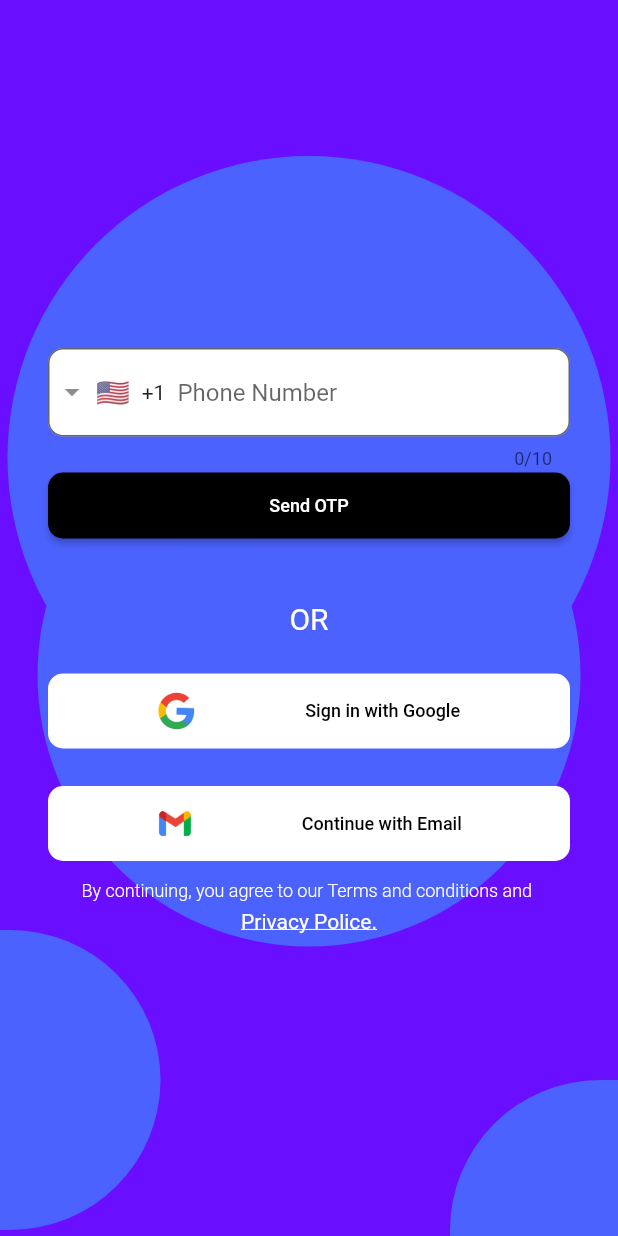
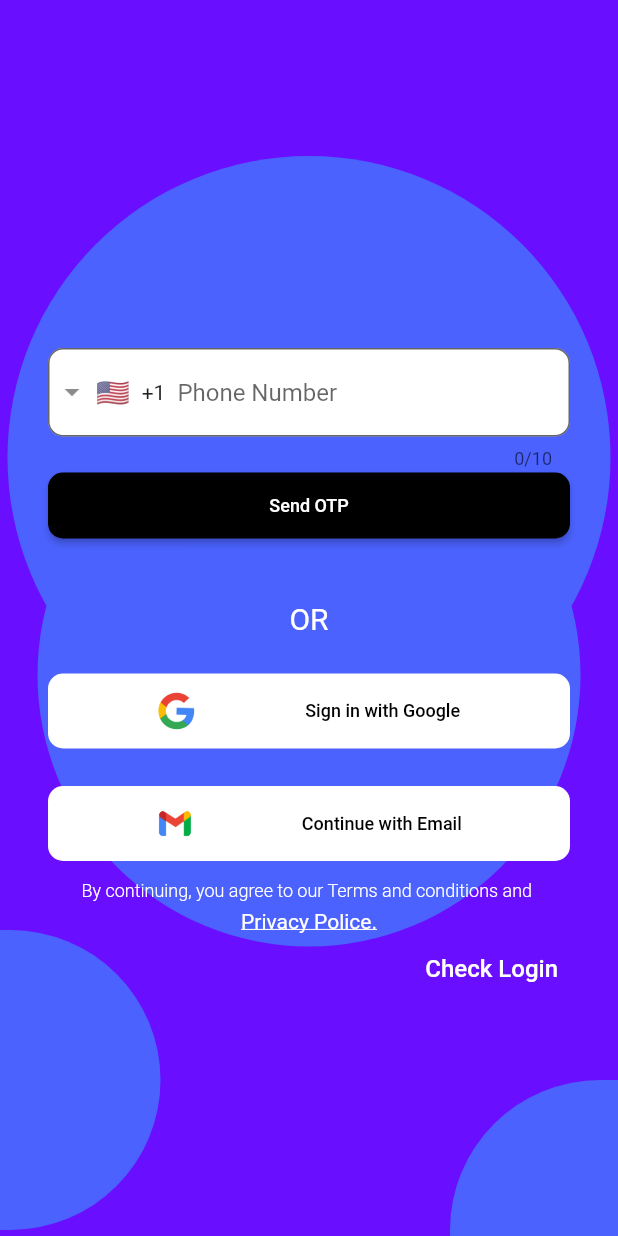
Before and after one commit to himanshurao96/SafaiMitra, a Flutter app: the screen it shows after launch, on a phone screen of 412 x 824 dp. Run offline on Flutter 3.47's test engine with Material 2 defaults, Android fonts, the phone set to English and light mode, and no system bars; drawn by our look-alikes of intl_phone_field; our stand-ins replace animated_toggle_switch, carousel_slider, dio, flutter_image_slideshow, flutter_speed_dial, font_awesome_flutter and 4 more; missing offline and left inert: dart:js_interop; generated files the repository leaves out were written again.

Commit message:
login api call

```diff
--- /dev/null
+++ b/lib/LoginApi/api_service.dart
@@ -0,0 +1,28 @@
+import 'package:dio/dio.dart';
+import 'package:retrofit/retrofit.dart';
+import 'package:json_annotation/json_annotation.dart';
+
+part 'api_service.g.dart';
+
+@RestApi(baseUrl: "http://apitest.safaimitra.click")
+abstract class ApiService {
+  factory ApiService(Dio dio, {String baseUrl}) = _ApiService;
+
+  @POST("/auth/login")
+  @FormUrlEncoded()
+  Future<LoginResponse> login(@Field("UserId") String userId, @Field("Password") String password);
+}
+
+@JsonSerializable()
+class LoginResponse {
+  @JsonKey(name: 'message')
+  String token;
+  @JsonKey(name: 'accessToken')
+  String userId;
+  // do more as per api response
+
+  LoginResponse({required this.token, required this.userId});
+
+  factory LoginResponse.fromJson(Map<String, dynamic> json) => _$LoginResponseFromJson(json);
+  Map<String, dynamic> toJson() => _$LoginResponseToJson(this);
+}
--- /dev/null
+++ b/lib/LoginApi/data.dart
@@ -0,0 +1,27 @@
+import 'dart:js_interop';
+
+import 'package:json_annotation/json_annotation.dart';
+part 'data.g.dart';
+
+@JsonSerializable()
+class LoginResponse{
+  late String message;
+  late String accessToken;
+  late  String user;
+  late String menu;
+  late String projects;
+
+  LoginResponse({required this.message, required this.accessToken, required this.user,required this.menu, required this.projects});
+
+  factory LoginResponse.fromJson(Map<String, dynamic> json) => _$ResponseFromJson(json);
+  Map<String, dynamic> toJson() => _$ResponseToJson(this);
+}
+
+@JsonSerializable()
+class ResponseData{
+  late  List<dynamic>user;
+  ResponseData({required this.user});
+  factory ResponseData.fromJson(Map<String, dynamic> json) => _$ResponseDataFromJson(json);
+  Map<String, dynamic> toJson() => _$ResponseDataToJson(this);
+
+}
--- a/lib/login.dart
+++ b/lib/login.dart
@@ -1,5 +1,9 @@
+import 'dart:math';
+
+import 'package:dio/dio.dart';
 import 'package:flutter/material.dart';
 import 'package:intl_phone_field/intl_phone_field.dart';
+import 'package:safaimitra/LoginApi/api_service.dart';
 import 'package:safaimitra/Utils.dart';
 import 'package:safaimitra/otp.dart';
 import 'package:http/http.dart' as http;
@@ -7,11 +11,17 @@ import 'package:http/http.dart' as http;
 class LoginPage extends StatefulWidget {
   const LoginPage({super.key});
 
+
   @override
   State<LoginPage> createState() => _LoginPageState();
+
+
 }
 
 class _LoginPageState extends State<LoginPage> {
+
+  bool pressed = false;
+
   @override
   Widget build(BuildContext context) {
     return Scaffold(
@@ -119,10 +129,10 @@ class _LoginPageState extends State<LoginPage> {
                         builder: (context) => const OtpVerification()));
               },
             ),
-            SizedBox(
+          const  SizedBox(
               height: 40.0,
             ),
-            Align(
+          const  Align(
               alignment: Alignment.center,
               child: Text(
                 "OR",
@@ -134,6 +144,7 @@ class _LoginPageState extends State<LoginPage> {
             ),
             InkWell(
               child: Container(
+
                 width: 130,
                 height: 50,
                 margin: EdgeInsets.only(top: 25),
@@ -147,7 +158,7 @@ class _LoginPageState extends State<LoginPage> {
                       Container(
                         height: 25.0,
                         width: 25.0,
-                        decoration: BoxDecoration(
+                        decoration: const BoxDecoration(
                           image: DecorationImage(
                               image: AssetImage(
                                 'assets/google.png',
@@ -156,7 +167,7 @@ class _LoginPageState extends State<LoginPage> {
                           shape: BoxShape.circle,
                         ),
                       ),
-                      Text(
+                   const   Text(
                         'Sign in with Google',
                         style: TextStyle(
                             fontSize: 12.0,
@@ -170,6 +181,7 @@ class _LoginPageState extends State<LoginPage> {
             ),
             InkWell(
               child: Container(
+
                 width: 130,
                 height: 50,
                 margin: EdgeInsets.only(top: 25),
@@ -180,17 +192,18 @@ class _LoginPageState extends State<LoginPage> {
                   child: Row(
                     mainAxisAlignment: MainAxisAlignment.spaceEvenly,
                     children: <Widget>[
+
                       Container(
                         height: 25.0,
                         width: 25.0,
-                        decoration: BoxDecoration(
+                        decoration:const BoxDecoration(
                           image: DecorationImage(
                               image: AssetImage('assets/gmail.png'),
                               fit: BoxFit.cover),
                           shape: BoxShape.circle,
                         ),
                       ),
-                      Text(
+                      const Text(
                         'Continue with Email',
                         style: TextStyle(
                             fontSize: 12.0,
@@ -202,10 +215,10 @@ class _LoginPageState extends State<LoginPage> {
                 ),
               ),
             ),
-            SizedBox(
+            const SizedBox(
               height: 13.0,
             ),
-            Align(
+           const Align(
               alignment: Alignment.center,
               child: Text(
                 "By continuing, you agree to our Terms and conditions and ",
@@ -215,10 +228,10 @@ class _LoginPageState extends State<LoginPage> {
                     fontWeight: FontWeight.w300),
               ),
             ),
-            SizedBox(
+         const   SizedBox(
               height: 5.0,
             ),
-            Align(
+           const Align(
               alignment: Alignment.center,
               child: Text(
                 "Privacy Police.",
@@ -226,9 +239,73 @@ class _LoginPageState extends State<LoginPage> {
                     decoration: TextDecoration.underline, color: Colors.white),
               ),
             ),
+            Row(
+                  mainAxisAlignment: MainAxisAlignment.end,
+                  children: [
+                    pressed
+                        ? getData(context, "ashish", "ashish123") :
+                        Center(
+                            child: TextButton(
+                                onPressed: () => {
+                                      setState(() {
+
+                                          pressed = !pressed;
+
+                                      })
+                                    },
+                                child: const Text(
+                                  "Check Login",
+                                  style: TextStyle(
+
+                                      color: Colors.white,
+                                      fontSize: 16),
+                                )),
+                          ),
+                  ],
+                ),
           ]),
+
         ),
       ]),
     );
   }
+
+
+  FutureBuilder<LoginResponse> getData(
+      BuildContext context, String userId, String password) {
+    final client = ApiService(Dio(BaseOptions(contentType: "application/json")),
+        baseUrl: 'http://apitest.safaimitra.click');
+
+    return FutureBuilder<LoginResponse>(
+      future: client.login(userId, password),
+      builder: (context, snapshot) {
+        if (snapshot.error == null){
+         print('no Error Found');
+        } else {
+          print('snapshot error ${snapshot.error}');
+        }
+        if (snapshot.connectionState == ConnectionState.done) {
+          print(snapshot.data?.toJson());
+
+          return Center(
+            child:  TextButton(
+                onPressed: () => {
+                      setState(() {
+
+                      })
+                    },
+                child: const Text(
+                  "Check Login",
+                  style: TextStyle(color: Colors.yellow, fontSize: 16),
+                )),
+          );
+        } else {
+          return const Center(
+            child: CircularProgressIndicator(),
+          );
+        }
+      },
+    );
+  }
+
 }
--- a/lib/main.dart
+++ b/lib/main.dart
@@ -1,5 +1,6 @@
 import 'package:flutter/material.dart';
 import 'package:safaimitra/BottomBar/bottomtap.dart';
+import 'package:safaimitra/BottomBar/home1.dart';
 // import 'package:safaimitra/circle.dart';
 import 'package:safaimitra/login.dart';
 
--- a/pubspec.yaml
+++ b/pubspec.yaml
@@ -19,7 +19,7 @@ publish_to: 'none' # Remove this line if you wish to publish to pub.dev
 version: 1.0.0+1
 
 environment:
-  sdk: '>=3.0.6 <4.0.0'
+  sdk: '>=3.0.5 <4.0.0'
 
 # Dependencies specify other packages that your package needs in order to work.
 # To automatically upgrade your package dependencies to the latest versions
```
Also changed, not shown: lib/BottomBar/home1.dart (+18 -15 lines), lib/LoginApi/api_service.g.dart (added), lib/LoginApi/data.g.dart (added), pubspec.lock.
